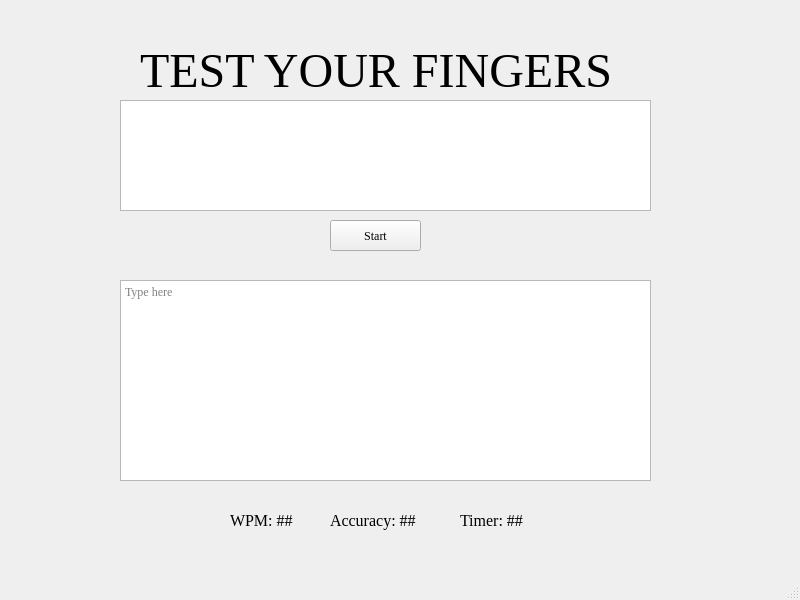
Davifus/wpm_tester, file WPM.ui: the form before one commit.
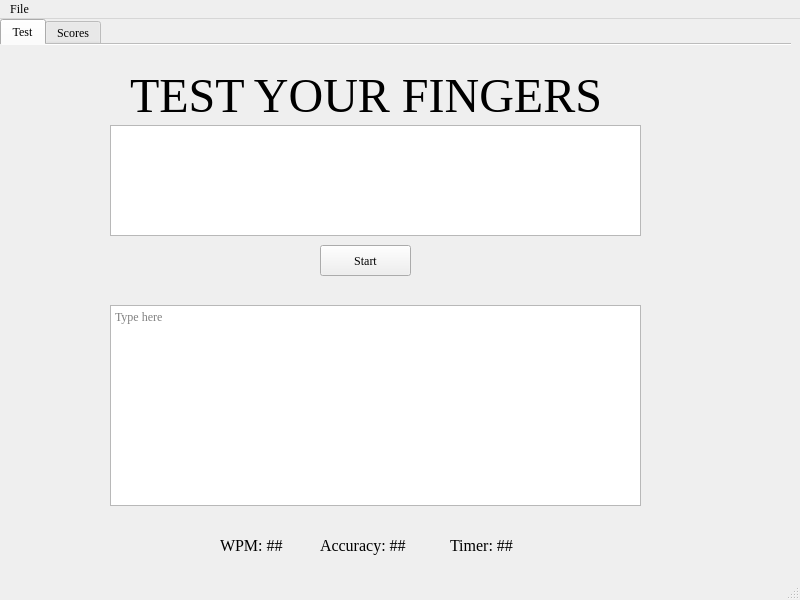
The form after the commit.

Commit message: got the timer running and stopping when you finish the sentence

Diff of the .ui file:
```diff
--- a/WPM.ui
+++ b/WPM.ui
@@ -19,56 +19,30 @@
    <string>WPM Tester</string>
   </property>
   <widget class="QWidget" name="centralwidget">
-   <widget class="QLabel" name="promptTitle">
+   <widget class="QTabWidget" name="tabWidget">
     <property name="geometry">
      <rect>
-      <x>140</x>
-      <y>30</y>
-      <width>511</width>
-      <height>81</height>
+      <x>0</x>
+      <y>0</y>
+      <width>791</width>
+      <height>561</height>
      </rect>
     </property>
-    <property name="font">
-     <font>
-      <family>Georgia</family>
-      <pointsize>36</pointsize>
-     </font>
+    <property name="currentIndex">
+     <number>0</number>
     </property>
-    <property name="text">
-     <string>TEST YOUR FINGERS</string>
+    <property name="documentMode">
+     <bool>true</bool>
     </property>
-   </widget>
-   <widget class="QPushButton" name="loadPrompt">
-    <property name="geometry">
-     <rect>
-      <x>330</x>
-      <y>220</y>
-      <width>91</width>
-      <height>31</height>
-     </rect>
-    </property>
-    <property name="text">
-     <string>Start</string>
-    </property>
-   </widget>
-   <widget class="QTextEdit" name="userBox">
-    <property name="geometry">
-     <rect>
-      <x>120</x>
-      <y>280</y>
-      <width>531</width>
-      <height>201</height>
-     </rect>
-    </property>
-    <property name="placeholderText">
-     <string>Type here</string>
-    </property>
-   </widget>
+    <widget class="QWidget" name="tab">
+     <attribute name="title">
+      <string>Test</string>
+     </attribute>
    <widget class="QTextEdit" name="prompt">
     <property name="geometry">
      <rect>
-      <x>120</x>
-      <y>100</y>
+        <x>110</x>
+        <y>80</y>
       <width>531</width>
       <height>111</height>
      </rect>
@@ -83,8 +57,8 @@
    <widget class="QLabel" name="currentWPM">
     <property name="geometry">
      <rect>
-      <x>230</x>
-      <y>510</y>
+        <x>220</x>
+        <y>490</y>
       <width>71</width>
       <height>21</height>
      </rect>
@@ -98,29 +72,56 @@
      <string>WPM: ##</string>
     </property>
    </widget>
-   <widget class="QLabel" name="currentAcc">
+     <widget class="QPushButton" name="loadPrompt">
     <property name="geometry">
      <rect>
-      <x>330</x>
-      <y>510</y>
-      <width>111</width>
-      <height>21</height>
+        <x>320</x>
+        <y>200</y>
+        <width>91</width>
+        <height>31</height>
+       </rect>
+      </property>
+      <property name="text">
+       <string>Start</string>
+      </property>
+     </widget>
+     <widget class="QTextEdit" name="userBox">
+      <property name="geometry">
+       <rect>
+        <x>110</x>
+        <y>260</y>
+        <width>531</width>
+        <height>201</height>
+       </rect>
+      </property>
+      <property name="placeholderText">
+       <string>Type here</string>
+      </property>
+     </widget>
+     <widget class="QLabel" name="promptTitle">
+      <property name="geometry">
+       <rect>
+        <x>130</x>
+        <y>10</y>
+        <width>511</width>
+        <height>81</height>
      </rect>
     </property>
     <property name="font">
      <font>
-      <pointsize>12</pointsize>
+        <family>Georgia</family>
+        <pointsize>36</pointsize>
      </font>
     </property>
     <property name="text">
-     <string>Accuracy: ##</string>
+       <string>TEST YOUR FINGERS</string>
     </property>
    </widget>
    <widget class="QLabel" name="currentTimer">
     <property name="geometry">
      <rect>
-      <x>460</x>
-      <y>510</y>
+        <x>450</x>
+        <y>490</y>
       <width>81</width>
       <height>21</height>
      </rect>
@@ -134,6 +135,31 @@
      <string>Timer: ##</string>
     </property>
    </widget>
+     <widget class="QLabel" name="currentAcc">
+      <property name="geometry">
+       <rect>
+        <x>320</x>
+        <y>490</y>
+        <width>111</width>
+        <height>21</height>
+       </rect>
+      </property>
+      <property name="font">
+       <font>
+        <pointsize>12</pointsize>
+       </font>
+      </property>
+      <property name="text">
+       <string>Accuracy: ##</string>
+      </property>
+     </widget>
+    </widget>
+    <widget class="QWidget" name="tab_2">
+     <attribute name="title">
+      <string>Scores</string>
+     </attribute>
+    </widget>
+   </widget>
   </widget>
   <widget class="QMenuBar" name="menubar">
    <property name="geometry">
@@ -144,6 +170,14 @@
      <height>21</height>
     </rect>
    </property>
+   <widget class="QMenu" name="menuFile">
+    <property name="title">
+     <string>File</string>
+    </property>
+    <addaction name="actionPrint"/>
+    <addaction name="actionClose"/>
+   </widget>
+   <addaction name="menuFile"/>
   </widget>
   <widget class="QStatusBar" name="statusbar"/>
  </widget>
```
Left out of the diff: 10 changed lines with no effect on the pictures. Lines whose indentation alone changed are shown as unchanged. The commit also changes 2 other files.
